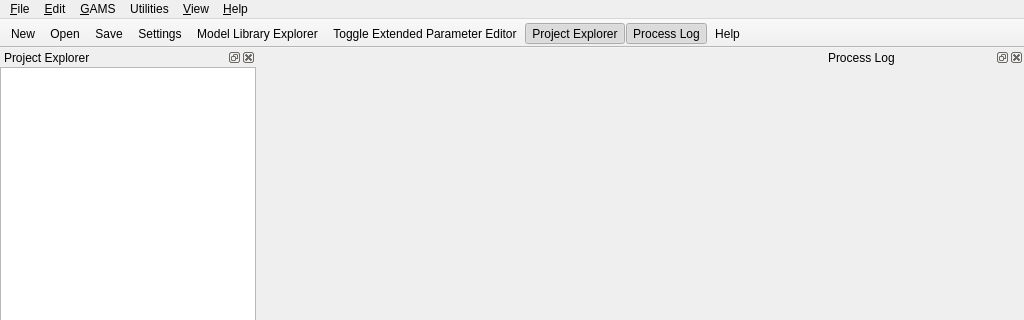
Old version of the form src/mainwindow.ui in the repository GAMS-dev/studio; both pictures show x 0 to 1024 and y 0 to 320 of the 1024 by 768 pixel window.
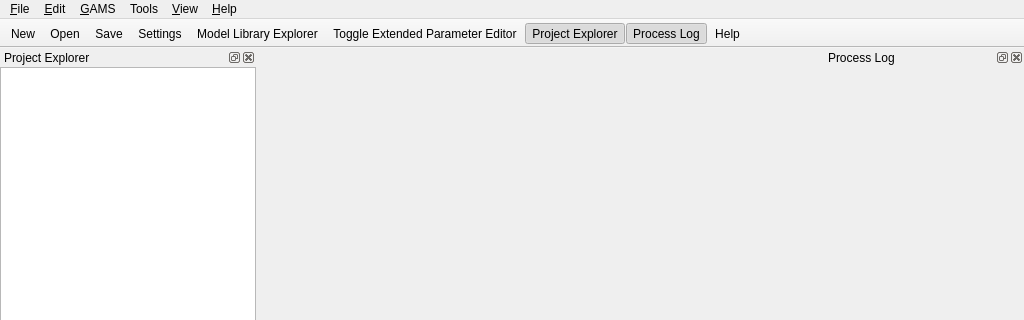
New version of the form. Icons and pictures are not drawn. Custom widgets are drawn as their Qt base class.

Commit message: change menu entry from Utilities to Tools

Patch:
```diff
--- a/src/mainwindow.ui
+++ b/src/mainwindow.ui
@@ -101,7 +101,7 @@
      <x>0</x>
      <y>0</y>
      <width>1024</width>
-     <height>30</height>
+     <height>21</height>
     </rect>
    </property>
    <widget class="QMenu" name="menuFile">
@@ -244,7 +244,7 @@
    </widget>
    <widget class="QMenu" name="menuUtilities">
     <property name="title">
-     <string>Utilities</string>
+     <string>Tools</string>
     </property>
     <addaction name="actionGDX_Diff"/>
    </widget>
```
